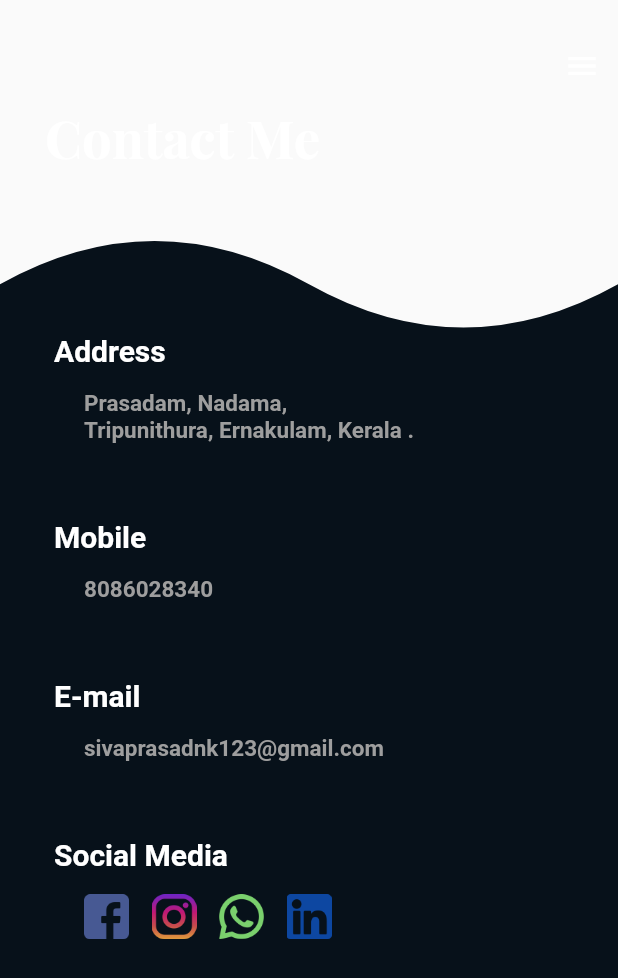
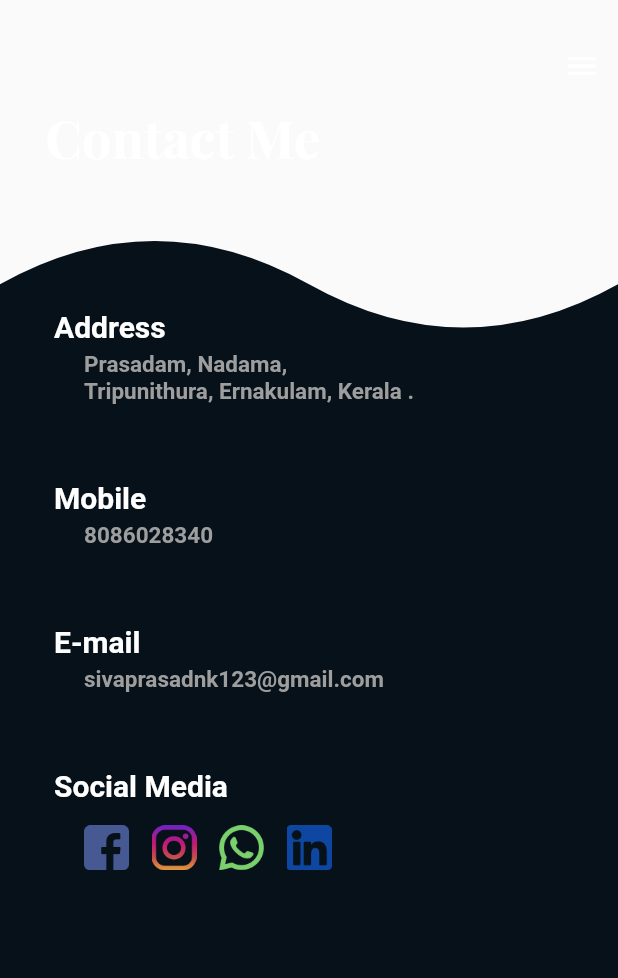
Before and after one commit to sivaprasadnk/website, a Flutter app: the AndroidContactMeScreen widget shown alone on an empty page, opened directly, on a phone screen of 412 x 824 dp. Shown: the top 978 px of the screen. Run offline on Flutter 3.47's test engine with Material 2 defaults, Android fonts, the phone set to English and light mode, and no system bars; drawn by our look-alikes of auto_animated; our stand-ins replace animate_do, animated_text_kit, bordered_text, dio, wave.

Commit message:
correcting mobile ui padding

```diff
--- a/lib/utils/common_widgets.dart
+++ b/lib/utils/common_widgets.dart
@@ -242,7 +242,7 @@
     return Padding(
       padding: const EdgeInsets.only(
         left: 40,
-        top: 15,
+        top: 5,
         right: 30,
       ),
       child: Text(
--- a/lib/views/android/contact_me/android.contactme.screen.dart
+++ b/lib/views/android/contact_me/android.contactme.screen.dart
@@ -83,7 +83,8 @@
                 ),
                 LiveList(
                   shrinkWrap: true,
-                  padding: const EdgeInsets.all(16),
+                  padding: const EdgeInsets.only(
+                      left: 16, right: 16, bottom: 10, top: 0),
                   physics: NeverScrollableScrollPhysics(),
                   showItemInterval: const Duration(milliseconds: 50),
                   showItemDuration: const Duration(milliseconds: 150),
```
